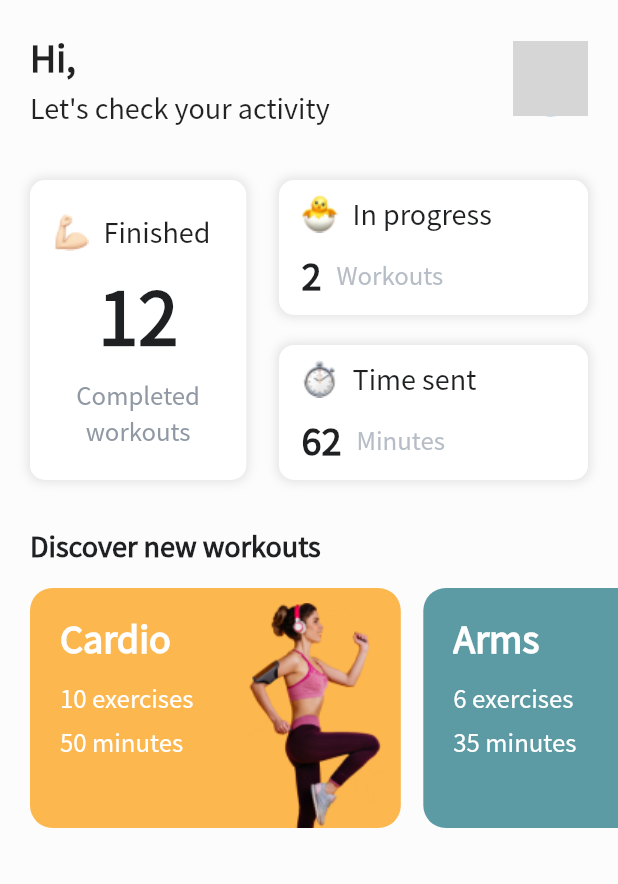
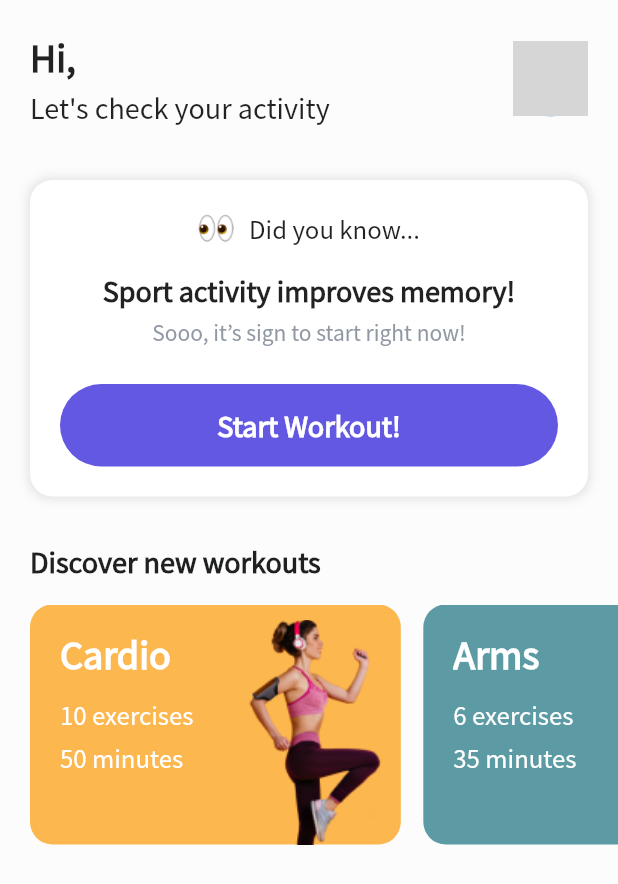
Before and after one commit to perpetio/fitness, a Flutter app: the HomePage screen opened directly, on a phone screen of 412 x 824 dp. Shown: the top 884 px of the screen. Run offline on Flutter 3.47's test engine with Material 2 defaults, Android fonts, the phone set to English and light mode, and no system bars; our stand-ins replace bloc, chewie, dots_indicator, firebase_auth, firebase_core, firebase_storage and 9 more; accounts and stored records are empty; network calls fail; grey boxes are pictures that could not be loaded.

Commit message:
[FT-34] Get percentage for user added. Container for empty workouts created.

```diff
--- a/lib/core/const/path_constants.dart
+++ b/lib/core/const/path_constants.dart
@@ -20,6 +20,7 @@ class PathConstants {
   static const String cardio = 'assets/images/home/cardio.png';
   static const String arms = 'assets/images/home/arms.png';
   static const String progress = 'assets/icons/home/progress.png';
+  static const String didYouKnow = 'assets/icons/home/didYouKnow.png';
 
   // Workout Details
   static const String yogaWorkout = 'assets/images/workouts/yoga_workout.png';
--- a/lib/core/const/text_constants.dart
+++ b/lib/core/const/text_constants.dart
@@ -66,6 +66,12 @@ class TextConstants {
 
   static const String keepProgress = "Keep the progress!";
   static const String profileSuccessful = "You are more successful than";
+
+  // Home screen start workout container
+  static const String didYouKnow = "Did you know...";
+  static const String sportActivity = "Sport activity improves memory!";
+  static const String signToStart = "Sooo, it’s sign to start right now!";
+  static const String startWorkout = "Start Workout!";
 
   // Home screen -> cardio card
   static const String cardioTitle = "Cardio";
--- a/lib/main.dart
+++ b/lib/main.dart
@@ -16,6 +16,7 @@ void main() async {
   SystemChrome.setPreferredOrientations(
       [DeviceOrientation.portraitUp, DeviceOrientation.portraitDown]);
   await Firebase.initializeApp();
+
   runApp(MyApp());
 }
 
--- a/lib/screens/home/bloc/home_bloc.dart
+++ b/lib/screens/home/bloc/home_bloc.dart
@@ -1,8 +1,11 @@
 import 'dart:async';
 
 import 'package:bloc/bloc.dart';
+import 'package:fitness_flutter/core/const/data_constants.dart';
 import 'package:fitness_flutter/core/service/auth_service.dart';
+import 'package:fitness_flutter/core/service/data_service.dart';
 import 'package:fitness_flutter/core/service/user_storage_service.dart';
+import 'package:fitness_flutter/data/workout_data.dart';
 import 'package:meta/meta.dart';
 
 part 'home_event.dart';
@@ -11,11 +14,16 @@ part 'home_state.dart';
 class HomeBloc extends Bloc<HomeEvent, HomeState> {
   HomeBloc() : super(HomeInitial());
 
+  List<WorkoutData> workouts = <WorkoutData>[];
+
   @override
   Stream<HomeState> mapEventToState(
     HomeEvent event,
   ) async* {
-    if (event is ReloadImageEvent) {
+    if (event is HomeInitialEvent) {
+      workouts = await DataService.getWorkoutsForUser();
+      yield WorkoutsGotState(workouts: workouts);
+    } else if (event is ReloadImageEvent) {
       String? photoURL = await UserStorageService.readSecureData('image');
       if (photoURL == null) {
         photoURL = AuthService.auth.currentUser?.photoURL;
@@ -29,4 +37,13 @@ class HomeBloc extends Bloc<HomeEvent, HomeState> {
       yield ReloadDisplayNameState(displayName: displayName);
     }
   }
+
+  int getProgressPercentage() {
+    final completed =
+        workouts.where((w) => (w.currentProgress ?? 0) > 0).toList();
+    final percent01 =
+        completed.length.toDouble() / DataConstants.workouts.length.toDouble();
+    final percent = (percent01 * 100).toInt();
+    return percent;
+  }
 }
--- a/lib/screens/home/bloc/home_event.dart
+++ b/lib/screens/home/bloc/home_event.dart
@@ -3,6 +3,8 @@ part of 'home_bloc.dart';
 @immutable
 abstract class HomeEvent {}
 
+class HomeInitialEvent extends HomeEvent {}
+
 class ReloadDisplayNameEvent extends HomeEvent {}
 
 class ReloadImageEvent extends HomeEvent {}
--- a/lib/screens/home/bloc/home_state.dart
+++ b/lib/screens/home/bloc/home_state.dart
@@ -20,3 +20,11 @@ class ReloadDisplayNameState extends HomeState {
     required this.displayName,
   });
 }
+
+class WorkoutsGotState extends HomeState {
+  final List<WorkoutData> workouts;
+
+  WorkoutsGotState({
+    required this.workouts,
+  });
+}
--- a/lib/screens/home/page/home_page.dart
+++ b/lib/screens/home/page/home_page.dart
@@ -17,14 +17,16 @@ class HomePage extends StatelessWidget {
     return BlocProvider<HomeBloc>(
       create: (BuildContext context) => HomeBloc(),
       child: BlocConsumer<HomeBloc, HomeState>(
-        buildWhen: (_, currState) => currState is HomeInitial,
+        buildWhen: (_, currState) =>
+            currState is HomeInitial || currState is WorkoutsGotState,
         builder: (context, state) {
           final bloc = BlocProvider.of<HomeBloc>(context);
           if (state is HomeInitial) {
+            bloc.add(HomeInitialEvent());
             bloc.add(ReloadDisplayNameEvent());
             bloc.add(ReloadImageEvent());
           }
-          return HomeContent();
+          return HomeContent(workouts: bloc.workouts);
         },
         listenWhen: (_, currState) => true,
         listener: (context, state) {},
--- a/lib/screens/home/widget/home_content.dart
+++ b/lib/screens/home/widget/home_content.dart
@@ -2,7 +2,8 @@ import 'package:fitness_flutter/core/const/color_constants.dart';
 import 'package:fitness_flutter/core/const/data_constants.dart';
 import 'package:fitness_flutter/core/const/path_constants.dart';
 import 'package:fitness_flutter/core/const/text_constants.dart';
-import 'package:fitness_flutter/core/service/data_service.dart';
+import 'package:fitness_flutter/data/workout_data.dart';
+import 'package:fitness_flutter/screens/common_widgets/fitness_button.dart';
 import 'package:fitness_flutter/screens/edit_account/edit_account_screen.dart';
 import 'package:fitness_flutter/screens/home/bloc/home_bloc.dart';
 import 'package:fitness_flutter/screens/home/widget/home_statistics.dart';
@@ -13,7 +14,10 @@ import 'package:flutter_bloc/flutter_bloc.dart';
 import 'home_exercises_card.dart';
 
 class HomeContent extends StatelessWidget {
+  final List<WorkoutData> workouts;
+
   const HomeContent({
+    required this.workouts,
     Key? key,
   }) : super(key: key);
 
@@ -28,17 +32,18 @@ class HomeContent extends StatelessWidget {
   }
 
   Widget _createHomeBody(BuildContext context) {
+    final bloc = BlocProvider.of<HomeBloc>(context);
     return SafeArea(
       child: ListView(
         padding: const EdgeInsets.symmetric(vertical: 20),
         children: [
           _createProfileData(context),
           const SizedBox(height: 35),
-          HomeStatistics(),
+          _showStartWorkout(),
           const SizedBox(height: 30),
           _createExercisesList(context),
           const SizedBox(height: 25),
-          _showProgress(),
+          _showProgress(bloc),
         ],
       ),
     );
@@ -137,7 +142,8 @@ class HomeContent extends StatelessWidget {
                 child: photoURL == null
                     ? CircleAvatar(
                         backgroundImage: AssetImage(PathConstants.profile),
-                        radius: 60)
+                        radius: 60,
+                      )
                     : CircleAvatar(
                         child: ClipOval(
                             child: FadeInImage.assetNetwork(
@@ -160,7 +166,7 @@ class HomeContent extends StatelessWidget {
     );
   }
 
-  Widget _createProgress() {
+  Widget _createProgress(HomeBloc bloc) {
     return Container(
       width: double.infinity,
       margin: const EdgeInsets.symmetric(horizontal: 20),
@@ -189,7 +195,7 @@ class HomeContent extends StatelessWidget {
                         TextStyle(fontSize: 18, fontWeight: FontWeight.bold)),
                 const SizedBox(height: 3),
                 Text(
-                  TextConstants.profileSuccessful,
+                  '${TextConstants.profileSuccessful} ${bloc.getProgressPercentage()}% users.',
                   style: TextStyle(fontSize: 16),
                   overflow: TextOverflow.ellipsis,
                   maxLines: 2,
@@ -202,22 +208,58 @@ class HomeContent extends StatelessWidget {
     );
   }
 
-  Future<bool> _getProgress() async {
-    final workouts = await DataService.getWorkoutsForUser();
-    final workoutE = workouts.every((element) => element.currentProgress == 0);
-    return workoutE;
+  Widget _createStartWorkout() {
+    return Container(
+      padding: const EdgeInsets.symmetric(horizontal: 20, vertical: 20),
+      margin: const EdgeInsets.symmetric(horizontal: 20),
+      width: double.infinity,
+      decoration: BoxDecoration(
+        borderRadius: BorderRadius.circular(15),
+        color: ColorConstants.white,
+        boxShadow: [
+          BoxShadow(
+            color: ColorConstants.textBlack.withOpacity(0.12),
+            blurRadius: 5.0,
+            spreadRadius: 1.1,
+          )
+        ],
+      ),
+      child: Column(
+        children: [
+          Row(
+            mainAxisAlignment: MainAxisAlignment.center,
+            children: [
+              Image(
+                image: AssetImage(PathConstants.didYouKnow),
+                width: 24,
+                height: 24,
+              ),
+              const SizedBox(width: 10),
+              Text(TextConstants.didYouKnow,
+                  style: TextStyle(fontSize: 16, fontWeight: FontWeight.w500))
+            ],
+          ),
+          const SizedBox(height: 16),
+          Text(TextConstants.sportActivity,
+              style: TextStyle(fontSize: 18, fontWeight: FontWeight.w700)),
+          const SizedBox(height: 4),
+          Text(TextConstants.signToStart,
+              style: TextStyle(
+                  fontSize: 14,
+                  fontWeight: FontWeight.w500,
+                  color: ColorConstants.textGrey)),
+          const SizedBox(height: 24),
+          FitnessButton(title: TextConstants.startWorkout, onTap: () {}),
+        ],
+      ),
+    );
   }
 
-  Widget _showProgress() {
-    return FutureBuilder(
-      future: _getProgress(),
-      builder: (context, snapshot) {
-        if (snapshot.data == false) {
-          return _createProgress();
-        } else {
-          return Container();
-        }
-      },
-    );
+  Widget _showProgress(HomeBloc bloc) {
+    return workouts.isNotEmpty ? _createProgress(bloc) : Container();
+  }
+
+  Widget _showStartWorkout() {
+    return workouts.isEmpty ? _createStartWorkout() : HomeStatistics();
   }
 }
```
Also changed, not shown: assets/icons/home/2.0x/didYouKnow.png (added), assets/icons/home/3.0x/didYouKnow.png (added), assets/icons/home/didYouKnow.png (added).
